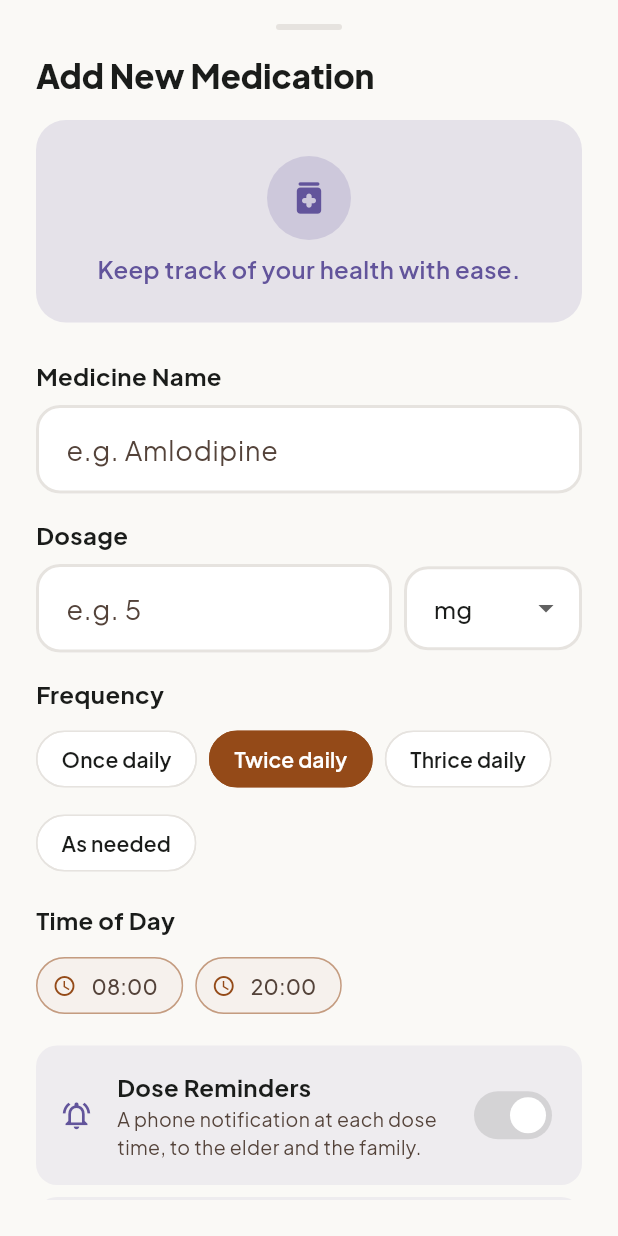
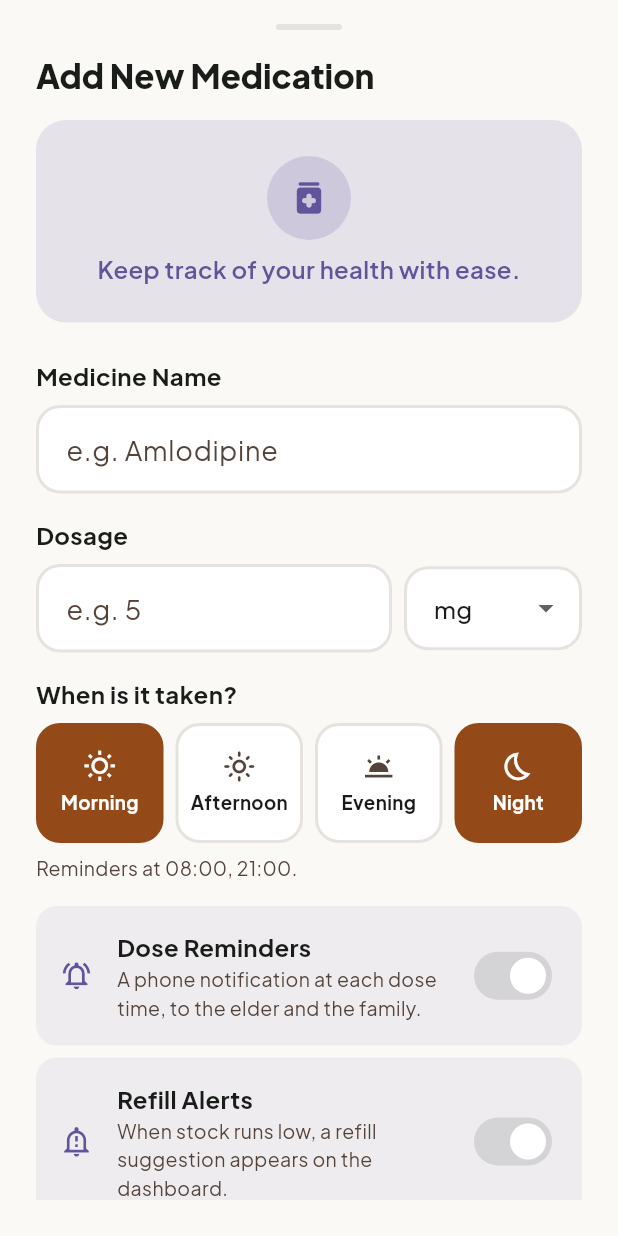
Before and after one commit to MADEMSanjanaSarvani/Elder-Care, a Flutter app: the _AddMedicationSheet widget shown alone on an empty page, opened directly, on a phone screen of 412 x 824 dp. Run offline on Flutter 3.47's test engine with Material 3 defaults, Android fonts, the phone set to English and light mode, and no system bars; our stand-ins replace connectivity_plus, file_picker, firebase_core, firebase_messaging, fl_chart, flutter_riverpod and 7 more; missing offline and left inert: agora_rtc_engine; accounts and stored records are empty; network calls fail.

Commit message:
Ask when a medicine is taken, not how many times a day
The last open delta from the add-medication design. Once/twice/thrice daily
could express four preset patterns and told the family nothing about *when* —
they picked "twice daily" and the app silently chose 08:00 and 20:00 without
ever saying so.

Morning / Afternoon / Evening / Night as four independent tiles expresses
fifteen combinations instead of four, and it matches how a dose is actually
described at home: "the white one after breakfast and before bed". Nobody
should have to translate that into a frequency and hope the app picks the same
hours. The exact reminder times are printed underneath, so the hours are a
statement rather than a surprise at 20:00.

No selection means "as needed", which is the honest reading of a medicine with
no fixed time, and it says so instead of silently scheduling nothing.

Also closes the remaining design deltas in the integration map, with reasons:
the marketplace trust footer was already built as _SetuStandard; timeline
photos stay out because elder_timeline_events has no image column and pairing
it with SETU Memories would show a photo from one day against an event from
another; and the nine-language list stays out because SETU has real
translations for three. preferred_language sets the actual locale, so offering
Bengali would let a family choose it and then get an English interface.

Co-Authored-By: Claude Opus 5 <noreply@anthropic.com>
Claude-Session: https://claude.ai/code/session_01S5DTGMKeQG9VnPQnqENAW4

```diff
--- a/apps/family_elder_app/lib/core/app_build.dart
+++ b/apps/family_elder_app/lib/core/app_build.dart
@@ -4,4 +4,4 @@
 /// install actually update?" ambiguity.
 ///
 /// Keep it in sync with pubspec `version:`.
-const String kAppBuildLabel = 'v0.7.1 · build 52 · 27 Jul';
+const String kAppBuildLabel = 'v0.7.1 · build 53 · 27 Jul';
--- a/apps/family_elder_app/lib/features/medications/presentation/medications_screen.dart
+++ b/apps/family_elder_app/lib/features/medications/presentation/medications_screen.dart
@@ -108,9 +108,9 @@ class _AddMedResult {
 }
 
 /// Add-medication form built to match the Stitch `add_medication` design
-/// (both frames): a hero banner, a split amount+unit dosage entry, a
-/// frequency selector that fills in the dose times, and a note on the
-/// reminder + refill-alert behaviour SETU runs automatically.
+/// (both frames): a hero banner, a split amount+unit dosage entry, the
+/// Morning / Afternoon / Evening / Night grid that sets the dose times, and a
+/// note on the reminder + refill-alert behaviour SETU runs automatically.
 /// Submits through the same repository as before — the amount+unit split is
 /// purely a visual/entry convenience, composed back into the single dosage
 /// string the backend already expects.
@@ -130,17 +130,51 @@ class _AddMedicationSheetState extends State<_AddMedicationSheet> {
   final _name = TextEditingController();
   final _dosageAmount = TextEditingController();
   String _dosageUnit = 'mg';
-  String _frequency = 'twice';
+
+  /// Which parts of the day this medicine is taken. Replaces a
+  /// once/twice/thrice frequency picker, which could only express four
+  /// preset patterns and told the family nothing about *when*.
+  ///
+  /// Four independent slots express fifteen combinations instead of four, and
+  /// they match how the dose is actually described at home — "the white one
+  /// after breakfast and before bed" — rather than making somebody translate
+  /// that into "twice daily" and hope the app picks the same hours. An empty
+  /// selection is "as needed", which is the honest reading of a medicine with
+  /// no fixed time.
+  final Set<String> _slots = {'morning', 'night'};
 
   static const _units = ['mg', 'ml', 'mcg', 'tablet(s)', 'drop(s)', 'puff(s)'];
 
-  // Default dose times per frequency (24h).
-  static const _timesByFrequency = {
-    'once': ['08:00'],
-    'twice': ['08:00', '20:00'],
-    'thrice': ['08:00', '14:00', '20:00'],
-    'as_needed': <String>[],
+  /// Slot → 24h dose time. These are the hours the reminder sweep will fire,
+  /// so they are deliberately ordinary: a dose scheduled at 06:00 because the
+  /// app called it "morning" is a notification nobody wanted.
+  static const _slotTimes = {
+    'morning': '08:00',
+    'afternoon': '14:00',
+    'evening': '18:00',
+    'night': '21:00',
   };
+
+  static const _slotOrder = ['morning', 'afternoon', 'evening', 'night'];
+
+  static const _slotLabels = {
+    'morning': 'Morning',
+    'afternoon': 'Afternoon',
+    'evening': 'Evening',
+    'night': 'Night',
+  };
+
+  static const _slotIcons = {
+    'morning': Icons.wb_sunny_outlined,
+    'afternoon': Icons.light_mode_outlined,
+    'evening': Icons.wb_twilight,
+    'night': Icons.bedtime_outlined,
+  };
+
+  List<String> get _times => [
+        for (final slot in _slotOrder)
+          if (_slots.contains(slot)) _slotTimes[slot]!,
+      ];
 
   @override
   void dispose() {
@@ -157,7 +191,7 @@ class _AddMedicationSheetState extends State<_AddMedicationSheet> {
   @override
   Widget build(BuildContext context) {
     final t = Theme.of(context).textTheme;
-    final times = _timesByFrequency[_frequency] ?? const <String>[];
+    final times = _times;
     return Padding(
       padding: EdgeInsets.only(
         left: SetuSpacing.lg,
@@ -251,41 +285,29 @@ class _AddMedicationSheetState extends State<_AddMedicationSheet> {
               ],
             ),
             const SizedBox(height: SetuSpacing.md),
-            const Text('Frequency',
+            const Text('When is it taken?',
                 style: TextStyle(fontWeight: FontWeight.w700)),
             const SizedBox(height: SetuSpacing.sm),
-            Wrap(
-              spacing: SetuSpacing.sm,
-              runSpacing: SetuSpacing.sm,
+            Row(
               children: [
-                _freqChip('once', 'Once daily'),
-                _freqChip('twice', 'Twice daily'),
-                _freqChip('thrice', 'Thrice daily'),
-                _freqChip('as_needed', 'As needed'),
+                for (final slot in _slotOrder) ...[
+                  Expanded(child: _slotTile(slot)),
+                  if (slot != _slotOrder.last)
+                    const SizedBox(width: SetuSpacing.sm),
+                ],
               ],
             ),
-            if (times.isNotEmpty) ...[
-              const SizedBox(height: SetuSpacing.md),
-              const Text('Time of Day',
-                  style: TextStyle(fontWeight: FontWeight.w700)),
-              const SizedBox(height: SetuSpacing.sm),
-              Wrap(
-                spacing: SetuSpacing.sm,
-                children: [
-                  for (final tm in times)
-                    Chip(
-                      avatar: const Icon(Icons.schedule,
-                          size: 16, color: SetuColors.accentLight),
-                      label: Text(tm),
-                      backgroundColor:
-                          SetuColors.accentLight.withValues(alpha: 0.08),
-                      side: BorderSide(
-                          color:
-                              SetuColors.accentLight.withValues(alpha: 0.3)),
-                    ),
-                ],
-              ),
-            ],
+            const SizedBox(height: SetuSpacing.sm),
+            // The exact hours, spelled out. The grid is the friendly way to
+            // choose; this is the line that stops anyone being surprised by
+            // when the phone actually goes off.
+            Text(
+              times.isEmpty
+                  ? 'As needed — no reminders will be sent.'
+                  : 'Reminders at ${times.join(', ')}.',
+              style: const TextStyle(
+                  color: SetuColors.mutedLight, fontSize: 13, height: 1.4),
+            ),
             const SizedBox(height: SetuSpacing.md),
             // These describe what SETU actually does, and one of them used to
             // not. "Voice Reminders — friendly spoken prompts" was in the
@@ -322,21 +344,43 @@ class _AddMedicationSheetState extends State<_AddMedicationSheet> {
     );
   }
 
-  Widget _freqChip(String value, String label) {
-    final selected = _frequency == value;
-    return ChoiceChip(
-      label: Text(label),
-      selected: selected,
-      onSelected: (_) => setState(() => _frequency = value),
-      showCheckmark: false,
-      selectedColor: SetuColors.accentLight,
-      backgroundColor: SetuColors.paperRaisedLight,
-      labelStyle: TextStyle(
-        color: selected ? Colors.white : SetuColors.inkLight,
-        fontWeight: FontWeight.w600,
+  Widget _slotTile(String slot) {
+    final selected = _slots.contains(slot);
+    return InkWell(
+      borderRadius: BorderRadius.circular(16),
+      onTap: () => setState(() {
+        if (!_slots.remove(slot)) _slots.add(slot);
+      }),
+      child: AnimatedContainer(
+        duration: const Duration(milliseconds: 150),
+        padding: const EdgeInsets.symmetric(vertical: SetuSpacing.md),
+        decoration: BoxDecoration(
+          color: selected
+              ? SetuColors.accentLight
+              : SetuColors.paperRaisedLight,
+          borderRadius: BorderRadius.circular(16),
+          border: Border.all(
+              color:
+                  selected ? SetuColors.accentLight : SetuColors.borderLight,
+              width: 2),
+        ),
+        child: Column(
+          children: [
+            Icon(_slotIcons[slot],
+                size: 22,
+                color: selected ? Colors.white : SetuColors.mutedLight),
+            const SizedBox(height: 4),
+            Text(
+              _slotLabels[slot]!,
+              style: TextStyle(
+                fontSize: 12.5,
+                fontWeight: FontWeight.w700,
+                color: selected ? Colors.white : SetuColors.inkLight,
+              ),
+            ),
+          ],
+        ),
       ),
-      side: BorderSide(
-          color: selected ? SetuColors.accentLight : SetuColors.borderLight),
     );
   }
 
--- a/apps/family_elder_app/pubspec.yaml
+++ b/apps/family_elder_app/pubspec.yaml
@@ -4,7 +4,7 @@ description: >
   (PRD Part 3 §17/§18): family mode (dashboard, booking, consent
   management) and elder mode (large-text, voice-first, three-action home).
 publish_to: "none"
-version: 0.7.1+52
+version: 0.7.1+53
 
 environment:
   sdk: ">=3.4.0 <4.0.0"
```
Also changed, not shown: 1 other file.
